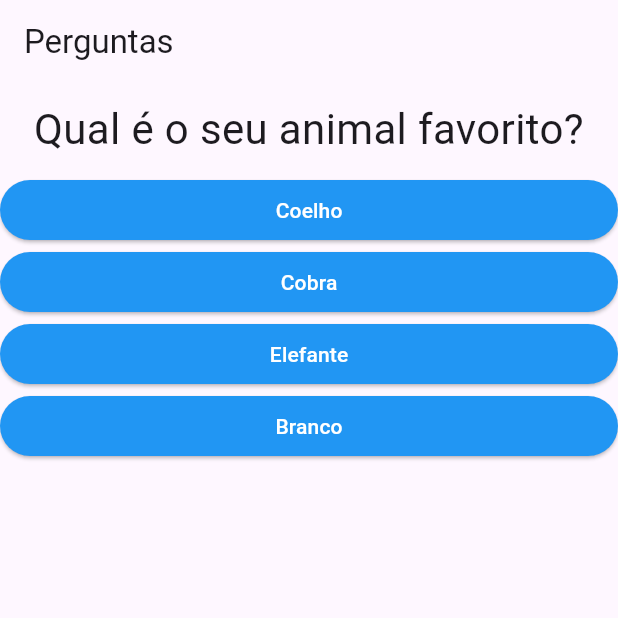
After one commit to victoricoma/ddm_flutter_b, a Flutter app: the screen it shows after launch, after a tap on "Preto", on a phone screen of 412 x 824 dp, the top half of it. The commit adds this screen. Run offline on Flutter 3.47's test engine with Material 3 defaults, Android fonts, the phone set to English and light mode, and no system bars.

Commit message:
Aula2805

```diff
--- a/perguntas/lib/main.dart
+++ b/perguntas/lib/main.dart
@@ -1,45 +1,67 @@
 import 'package:flutter/material.dart';
-import './questao.dart';
-import './resposta.dart';
+import './questionario.dart';
 import './resultado.dart';
 
 void main() => runApp(const PerguntaApp());
 
 class PerguntaAppState extends State<PerguntaApp> {
   var perguntaSelecionada = 0;
+  var pontuacaoTotal = 0;
   final perguntas = [
     {
       'texto': 'Qual é a sua cor favorita?',
-      'respostas': ['Preto', 'Vermelho', 'Verde', 'Branco']
+      'respostas': [
+        {'texto': 'Preto', 'pontuacao': 10},
+        {'texto': 'Vermelho', 'pontuacao': 5},
+        {'texto': 'Verde', 'pontuacao': 3},
+        {'texto': 'Branco', 'pontuacao': 1},
+      ],
     },
     {
       'texto': 'Qual é o seu animal favorito?',
-      'respostas': ['Coelho', 'Cobra', 'Elefante', 'Leão']
+      'respostas': [
+        {'texto': 'Coelho', 'pontuacao': 10},
+        {'texto': 'Cobra', 'pontuacao': 5},
+        {'texto': 'Elefante', 'pontuacao': 3},
+        {'texto': 'Branco', 'pontuacao': 1},
+      ],
     },
     {
       'texto': 'Qual é o seu time favorito?',
-      'respostas': ['São Paulo', 'Corinthians', 'Santos', 'Palmeiras']
+      'respostas': [
+        {'texto': 'São Paulo', 'pontuacao': 10},
+        {'texto': 'Corinthians', 'pontuacao': 5},
+        {'texto': 'Santos', 'pontuacao': 3},
+        {'texto': 'Palmeiras', 'pontuacao': 1},
+      ],
     },
     {
       'texto': 'Qual é o seu deus do rock favorito?',
       'respostas': [
-        'Fred Mercury',
-        'Elvis Presley',
-        'Kurt Cobain',
-        'Jhon Lenon'
-      ]
+        {'texto': 'Fred Mercury', 'pontuacao': 10},
+        {'texto': 'Elvis Presley', 'pontuacao': 5},
+        {'texto': 'Kurt Cobain', 'pontuacao': 3},
+        {'texto': 'Jhon Lenon', 'pontuacao': 1},
+      ],
     },
     {
       'texto': 'Qual é a sua universidade favorita?',
-      'respostas': ['USP', 'UNESP', 'Unicamp', 'UFSCar']
+      'respostas': [
+        {'texto': 'USP', 'pontuacao': 10},
+        {'texto': 'UNESP', 'pontuacao': 5},
+        {'texto': 'Unicamp', 'pontuacao': 3},
+        {'texto': 'UFSCar', 'pontuacao': 1},
+      ],
     },
   ];
-  void responder() {
+  void responder(int pontuacao) {
     if (temPerguntaSelecionada) {
       setState(() {
         perguntaSelecionada++;
+        pontuacaoTotal += pontuacao;
       });
     }
+    print(pontuacaoTotal);
   }
 
   bool get temPerguntaSelecionada {
@@ -48,23 +70,18 @@ class PerguntaAppState extends State<PerguntaApp> {
 
   @override
   Widget build(BuildContext context) {
-    List<String> respostas = temPerguntaSelecionada
-        ? perguntas[perguntaSelecionada]['respostas'] as List<String>
-        : [];
-
     return MaterialApp(
       home: Scaffold(
         appBar: AppBar(
           title: const Text('Perguntas'),
         ),
         body: temPerguntaSelecionada
-            ? Column(
-                children: [
-                  Questao(perguntas[perguntaSelecionada]['texto'] as String),
-                  ...respostas.map((t) => Resposta(t, responder)).toList()
-                ],
+            ? Questionario(
+                perguntas: perguntas,
+                perguntaSelecionada: perguntaSelecionada,
+                quandoResponder: responder,
               )
-            : const Resultado(),
+            :  const Resultado(),
       ),
     );
   }
--- /dev/null
+++ b/perguntas/lib/questionario.dart
@@ -0,0 +1,39 @@
+import 'package:flutter/material.dart';
+import './questao.dart';
+import './resposta.dart';
+
+class Questionario extends StatelessWidget {
+  final List<Map<String, Object>> perguntas;
+  final int perguntaSelecionada;
+  final void Function(int) quandoResponder;
+
+  const Questionario({
+    required this.perguntas,
+    required this.perguntaSelecionada,
+    required this.quandoResponder,
+    super.key,
+  });
+
+  bool get temPerguntaSelecionada {
+    return perguntaSelecionada < perguntas.length;
+  }
+
+  @override
+  Widget build(BuildContext context) {
+    List<Map<String, Object>> respostas = temPerguntaSelecionada
+        ? perguntas[perguntaSelecionada]['respostas']
+            as List<Map<String, Object>>
+        : [];
+    return Column(
+      children: [
+        Questao(perguntas[perguntaSelecionada]['texto'] as String),
+        ...respostas.map((resp) {
+          return Resposta(
+            resp['texto'] as String,
+            () => quandoResponder(resp['pontuacao'] as int),
+          );
+        })
+      ],
+    );
+  }
+}
--- a/perguntas/lib/resultado.dart
+++ b/perguntas/lib/resultado.dart
@@ -1,13 +1,15 @@
 import 'package:flutter/material.dart';
 
 class Resultado extends StatelessWidget {
-  const Resultado({super.key});
+  const Resultado({
+    super.key,
+  });
 
   @override
   Widget build(BuildContext context) {
     return const Center(
       child: Text(
-        'Parabéns',
+        "Parabéns",
         style: TextStyle(
           fontSize: 28,
         ),
```
